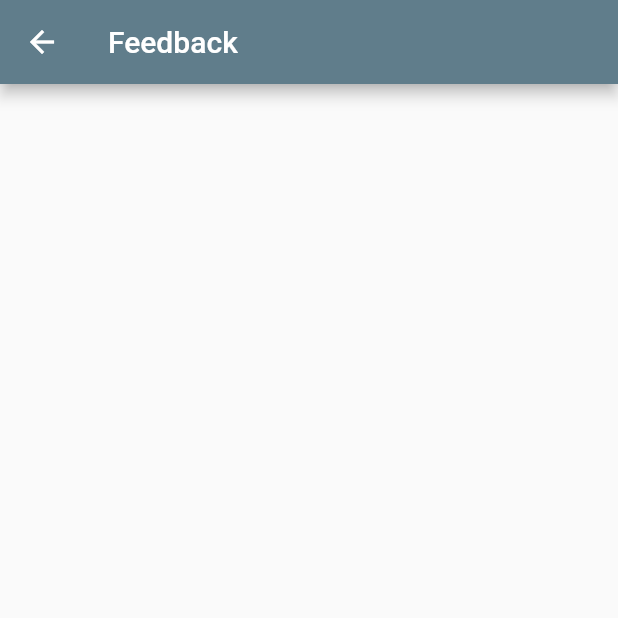
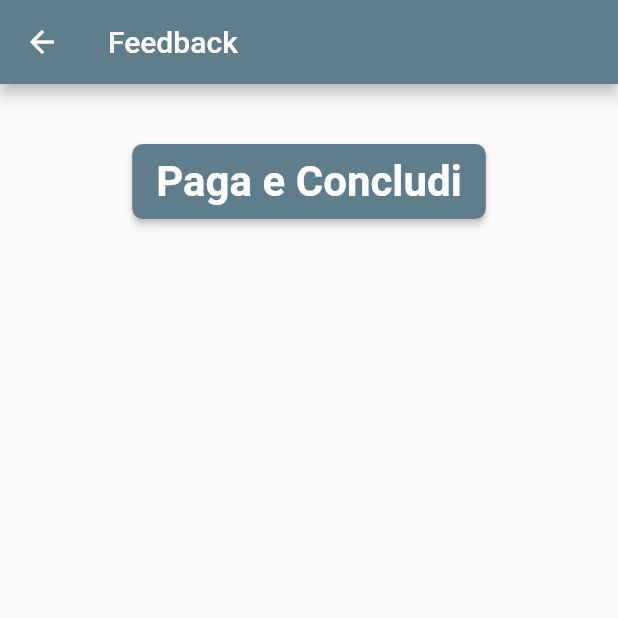
Before and after one commit to Progxy/fdmApp, a Flutter app: the PayIscrizione screen opened by its route, on a phone screen of 412 x 824 dp, the top half of it. Run offline on Flutter 3.47's test engine with Material 2 defaults, Android fonts, the phone set to English and light mode, and no system bars; our stand-ins replace bordered_text, carousel_slider, cloud_firestore, datetime_picker_formfield, firebase_auth, firebase_core and 5 more; missing offline and left inert: mailer2; accounts and stored records are empty.

Commit message:
fixing iscrizione

```diff
--- a/lib/screens/iscrizione/iscrizione2.dart
+++ b/lib/screens/iscrizione/iscrizione2.dart
@@ -1,3 +1,4 @@
+import 'package:fdmApp/screens/iscrizione/iscrizione3.dart';
 import 'package:flutter/cupertino.dart';
 import 'package:flutter/material.dart';
 
@@ -19,7 +20,40 @@ class _PayIscrizioneState extends State<PayIscrizione> {
         child: Column(
           mainAxisAlignment: MainAxisAlignment.start,
           crossAxisAlignment: CrossAxisAlignment.start,
-          children: <Widget>[],
+          children: <Widget>[
+            SizedBox(
+              height: 15,
+            ),
+            SizedBox(
+              height: 25,
+            ),
+            Center(
+              child: ButtonTheme(
+                minWidth: 150.0,
+                height: 50.0,
+                child: RaisedButton(
+                  onPressed: () {
+                    Navigator.push(
+                        context,
+                        MaterialPageRoute(
+                            builder: (context) => ResultIscrizione()));
+                  },
+                  child: Text(
+                    "Paga e Concludi",
+                    style: TextStyle(
+                      color: Colors.white,
+                      fontSize: 28.0,
+                      fontWeight: FontWeight.w700,
+                    ),
+                  ),
+                  shape: RoundedRectangleBorder(
+                    borderRadius: BorderRadius.circular(7.0),
+                  ),
+                  color: Colors.blueGrey,
+                ),
+              ),
+            )
+          ],
         ),
       ),
     );
```
Also changed, not shown: lib/screens/iscrizione.dart (+38 -8 lines), lib/screens/iscrizione/DatiAccount.dart (+6 -6 lines), lib/screens/iscrizione/iscrizione3.dart (+43 -1 lines).
